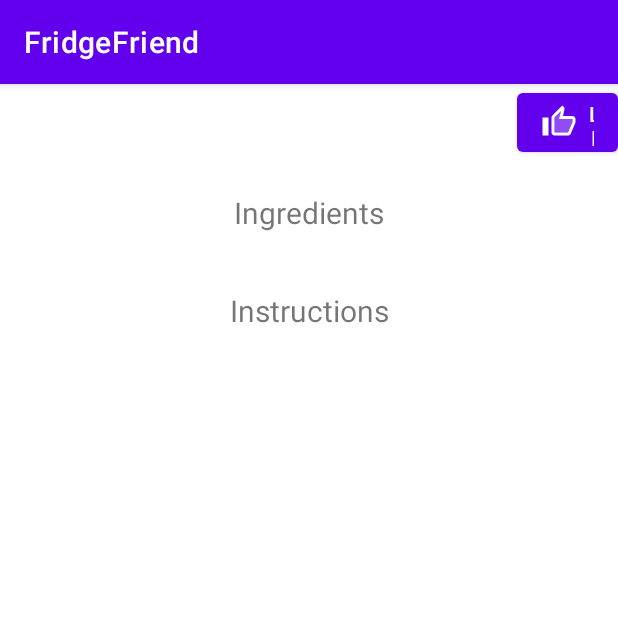
After one commit to alvinchen977/fridge-friends, an Android app: the RecipeDetailActivity screen opened directly, with no data from a screen before it, on a phone screen of 412 x 824 dp, the top half of it. The commit adds this screen. Run offline under Robolectric (Android 15) with nearby library versions, the phone set to English and light mode, and no system bars; network calls fail.

```diff
--- a/FridgeFriend/app/build.gradle
+++ b/FridgeFriend/app/build.gradle
@@ -42,6 +42,8 @@ dependencies {
     implementation 'androidx.swiperefreshlayout:swiperefreshlayout:1.0.0'
     implementation "org.jetbrains.kotlin:kotlin-reflect:$kotlin_version"
     implementation 'com.google.code.gson:gson:2.8.5'
+    implementation 'com.google.android.gms:play-services-auth:19.2.0'
+    implementation 'androidx.biometric:biometric:1.2.0-alpha03'
     implementation 'androidx.core:core-ktx:1.6.0'
     implementation 'androidx.appcompat:appcompat:1.3.1'
     implementation 'com.google.android.material:material:1.4.0'
--- /dev/null
+++ b/FridgeFriend/app/src/main/java/edu/umich/mahira/fridgefriend/RecipeDetailActivity.kt
@@ -0,0 +1,36 @@
+package edu.umich.mahira.fridgefriend
+
+import android.content.Context
+import android.content.Intent
+import android.graphics.BitmapFactory
+import androidx.appcompat.app.AppCompatActivity
+import android.os.Bundle
+import android.util.Base64
+import android.widget.ImageView
+import android.widget.TextView
+
+class RecipeDetailActivity : AppCompatActivity() {
+    var image: String = "";
+    override fun onCreate(savedInstanceState: Bundle?) {
+        super.onCreate(savedInstanceState)
+        setContentView(R.layout.activity_recipe_detail)
+        var Image: ImageView = findViewById(R.id.recipeDetailmg)
+        val Title: TextView = findViewById(R.id.recipeDetailTitle)
+        val Ingredients: TextView = findViewById(R.id.recipeDetailIngredients)
+        val Instructios: TextView = findViewById(R.id.recipeDetailInstructions)
+        Title.text = intent.getStringExtra("title")
+        Ingredients.text = intent.getStringExtra("ingredients")
+        Instructios.text = intent.getStringExtra("instructions")
+        // image is too large to pass through intent so we use a singleton object to store it
+        val ogImg = RecipeDetailStore.image
+        var alteredImg = ogImg?.dropLast(1)
+        alteredImg = alteredImg?.drop(2)
+        val imageBytes = Base64.decode(alteredImg, 0)
+        var image = BitmapFactory.decodeByteArray(imageBytes, 0, imageBytes.size)
+        Image.setImageBitmap(image)
+        Image.maxHeight = 100
+        Image.maxWidth = 100
+
+
+    }
+}
--- /dev/null
+++ b/FridgeFriend/app/src/main/java/edu/umich/mahira/fridgefriend/RecipeDetailStore.kt
@@ -0,0 +1,5 @@
+package edu.umich.mahira.fridgefriend
+
+object RecipeDetailStore {
+    public var image: String = ""
+}
--- /dev/null
+++ b/FridgeFriend/app/src/main/res/drawable/ic_twotone_thumb_up_24.xml
@@ -0,0 +1,15 @@
+<vector xmlns:android="http://schemas.android.com/apk/res/android"
+    android:width="24dp"
+    android:height="24dp"
+    android:viewportWidth="24"
+    android:viewportHeight="24"
+    android:tint="?attr/colorControlNormal">
+  <path
+      android:fillColor="@android:color/white"
+      android:pathData="M21,12v-2h-9l1.34,-5.34L9,9v10h9z"
+      android:strokeAlpha="0.3"
+      android:fillAlpha="0.3"/>
+  <path
+      android:fillColor="@android:color/white"
+      android:pathData="M9,21h9c0.83,0 1.54,-0.5 1.84,-1.22l3.02,-7.05c0.09,-0.23 0.14,-0.47 0.14,-0.73v-2c0,-1.1 -0.9,-2 -2,-2h-6.31l0.95,-4.57 0.03,-0.32c0,-0.41 -0.17,-0.79 -0.44,-1.06L14.17,1 7.58,7.59C7.22,7.95 7,8.45 7,9v10c0,1.1 0.9,2 2,2zM9,9l4.34,-4.34L12,10h9v2l-3,7H9V9zM1,9h4v12H1z"/>
+</vector>
--- /dev/null
+++ b/FridgeFriend/app/src/main/res/layout/activity_recipe_detail.xml
@@ -0,0 +1,90 @@
+<?xml version="1.0" encoding="utf-8"?>
+<androidx.constraintlayout.widget.ConstraintLayout xmlns:android="http://schemas.android.com/apk/res/android"
+    xmlns:app="http://schemas.android.com/apk/res-auto"
+    xmlns:tools="http://schemas.android.com/tools"
+    android:layout_width="match_parent"
+    android:layout_height="match_parent"
+    tools:context=".RecipeDetailActivity">
+
+    <TextView
+        android:id="@+id/recipeDetailTitle"
+        android:layout_width="327dp"
+        android:layout_height="47dp"
+        android:text="TextView"
+        android:textSize="20sp"
+        app:layout_constraintEnd_toEndOf="parent"
+        app:layout_constraintHorizontal_bias="0.0"
+        app:layout_constraintStart_toStartOf="parent"
+        app:layout_constraintTop_toTopOf="parent" />
+
+    <ImageView
+        android:id="@+id/recipeDetailmg"
+        android:layout_width="wrap_content"
+        android:layout_height="wrap_content"
+        android:layout_marginTop="16dp"
+        app:layout_constraintEnd_toEndOf="parent"
+        app:layout_constraintStart_toStartOf="parent"
+        app:layout_constraintTop_toBottomOf="@+id/recipeDetailTitle"
+        tools:srcCompat="@tools:sample/avatars" />
+
+    <TextView
+        android:id="@+id/Ingredients"
+        android:layout_width="wrap_content"
+        android:layout_height="wrap_content"
+        android:layout_marginTop="8dp"
+        android:text="Ingredients"
+        android:textSize="20sp"
+        app:layout_constraintEnd_toEndOf="parent"
+        app:layout_constraintStart_toStartOf="parent"
+        app:layout_constraintTop_toBottomOf="@+id/recipeDetailmg" />
+
+    <TextView
+        android:id="@+id/recipeDetailIngredients"
+        android:layout_width="wrap_content"
+        android:layout_height="wrap_content"
+        android:layout_marginTop="8dp"
+        android:text="TextView"
+        android:textSize="16sp"
+        app:layout_constraintEnd_toEndOf="parent"
+        app:layout_constraintStart_toStartOf="parent"
+        app:layout_constraintTop_toBottomOf="@+id/Ingredients" />
+
+    <TextView
+        android:id="@+id/Instructions"
+        android:layout_width="wrap_content"
+        android:layout_height="wrap_content"
+        android:layout_marginTop="8dp"
+        android:text="Instructions"
+        android:textSize="20sp"
+        app:layout_constraintEnd_toEndOf="parent"
+        app:layout_constraintStart_toStartOf="parent"
+        app:layout_constraintTop_toBottomOf="@+id/recipeDetailIngredients" />
+
+    <ScrollView
+        android:layout_width="397dp"
+        android:layout_height="519dp"
+        android:layout_marginStart="12dp"
+        app:layout_constraintStart_toStartOf="parent"
+        app:layout_constraintTop_toBottomOf="@+id/Instructions">
+
+        <TextView
+            android:id="@+id/recipeDetailInstructions"
+            android:layout_width="wrap_content"
+            android:layout_height="wrap_content"
+            android:layout_marginTop="8dp"
+            android:text="TextView"
+            android:textSize="16sp"
+            app:layout_constraintEnd_toEndOf="parent"
+            app:layout_constraintStart_toStartOf="parent"
+            app:layout_constraintTop_toBottomOf="@+id/Instructions" />
+    </ScrollView>
+
+    <Button
+        android:id="@+id/likeRecipe"
+        android:layout_width="67dp"
+        android:layout_height="51dp"
+        android:text="Like"
+        app:icon="@drawable/ic_twotone_thumb_up_24"
+        app:layout_constraintEnd_toEndOf="parent"
+        app:layout_constraintTop_toTopOf="parent" />
+</androidx.constraintlayout.widget.ConstraintLayout>
--- a/FridgeFriend/app/src/main/res/values/strings.xml
+++ b/FridgeFriend/app/src/main/res/values/strings.xml
@@ -9,6 +9,5 @@
     <string name="grocery_list_button">Grocery List</string>
     <string name="my_fridge_button">My Fridge</string>
     <string name="spending_button">Spending</string>
-    <!-- TODO: Remove or change this placeholder text -->
-    <string name="hello_blank_fragment">Hello blank fragment</string>
+    <string name="clientID">972770391719-gd9th9vmsselqk33012h8rv9uqslrf4v.apps.googleusercontent.com</string>
 </resources>
```
Also changed, not shown: FridgeFriend/app/src/main/AndroidManifest.xml (+6 -3 lines), FridgeFriend/app/src/main/java/edu/umich/mahira/fridgefriend/Recipe.kt (added, +8 -0 lines), FridgeFriend/app/src/main/java/edu/umich/mahira/fridgefriend/RecipeAdapter.kt (+17 -4 lines), FridgeFriend/app/src/main/java/edu/umich/mahira/fridgefriend/RecipeFragment.kt (+40 -7 lines), FridgeFriend/app/src/main/res/layout/list_item_recipe.xml (+13 -0 lines).
